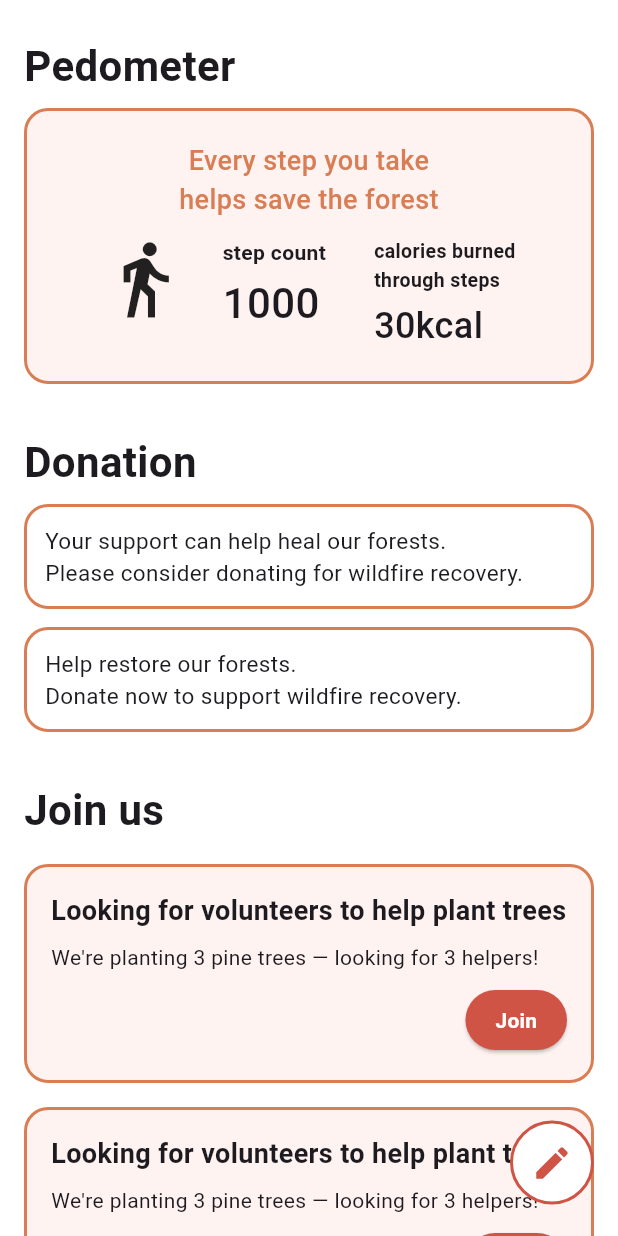
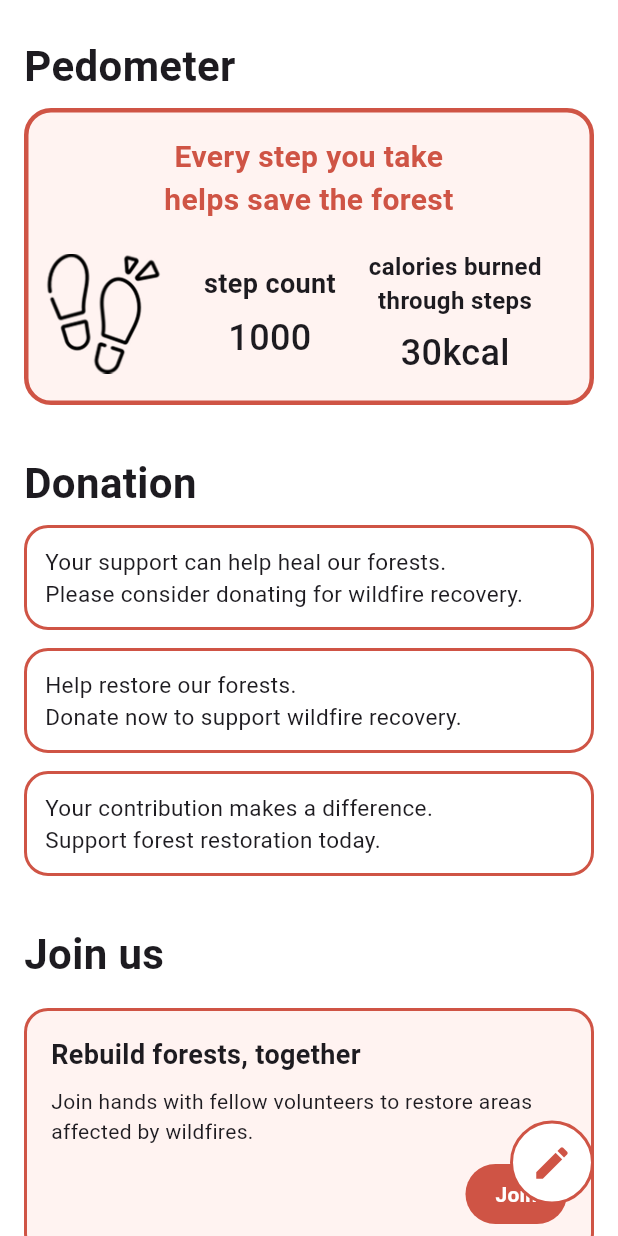
Before and after one commit to oysookter/2025-Solution-Challenge-oysookter-frontend, a Flutter app: the HelpPage screen opened directly, on a phone screen of 412 x 824 dp. Run offline on Flutter 3.47's test engine with Material 3 defaults, Android fonts, the light colour scheme and no system bars; our stand-ins replace flutter_svg, geocoding, google_maps_flutter; Roboto replaces fonts that are missing (Pretendard).

Commit message:
design: 페이지 디자인 수정

```diff
--- a/lib/pages/help/HelpPage.dart
+++ b/lib/pages/help/HelpPage.dart
@@ -1,4 +1,5 @@
 import 'package:flutter/material.dart';
+import 'package:flutter_svg/flutter_svg.dart';
 
 class HelpPage extends StatelessWidget {
   const HelpPage({Key? key}) : super(key: key);
@@ -26,65 +27,82 @@ class HelpPage extends StatelessWidget {
               // Pedometer Card
               Container(
                 width: double.infinity,
-                padding: const EdgeInsets.all(20),
+                padding:
+                    const EdgeInsets.symmetric(horizontal: 10, vertical: 15),
                 decoration: BoxDecoration(
                   color: const Color(0xFFFFF3F1),
-                  border: Border.all(color: Color(0xFFD97D54), width: 2),
-                  borderRadius: BorderRadius.circular(16),
+                  border: Border.all(color: Color(0xFFCF5445), width: 3),
+                  borderRadius: BorderRadius.circular(18),
                 ),
                 child: Column(
                   crossAxisAlignment: CrossAxisAlignment.center,
                   children: [
-                    const Text(
+                    Text(
                       'Every step you take\nhelps save the forest',
                       textAlign: TextAlign.center,
                       style: TextStyle(
-                        color: Color(0xFFD97D54),
+                        color: Color(0xFFCF5445),
+                        fontSize: 20,
+                        fontWeight: FontWeight.w600,
+                      ),
+                    ),
+                    const SizedBox(height: 18),
+                    Row(
+                      crossAxisAlignment: CrossAxisAlignment.center,
+                      children: [
+                        Image.asset(
+                          'assets/img/footprint.png',
+                          width: 80,
+                          height: 80,
+                        ),
+                        const SizedBox(width: 5),
+                        Expanded(
+                          child: Row(
+                            mainAxisAlignment: MainAxisAlignment.spaceEvenly,
+                            children: [
+                              Column(
+                                crossAxisAlignment: CrossAxisAlignment.center,
+                                children: [
+                                  Text(
+                                    'step count',
+                                    style: TextStyle(
+                                      fontWeight: FontWeight.bold,
                                       fontSize: 18,
+                                    ),
+                                  ),
+                                  SizedBox(height: 6),
+                                  Text(
+                                    '1000',
+                                    style: TextStyle(
+                                      fontSize: 24,
                                       fontWeight: FontWeight.w500,
                                     ),
                                   ),
-                    const SizedBox(height: 12),
-                    Row(
-                      mainAxisAlignment: MainAxisAlignment.center,
-                      crossAxisAlignment: CrossAxisAlignment.start,
+                                ],
+                              ),
+                              Column(
+                                crossAxisAlignment: CrossAxisAlignment.center,
                                 children: [
-                        // 발자국 아이콘 (대체: 기본 아이콘 사용)
-                        Icon(Icons.directions_walk,
-                            size: 56, color: Colors.black87),
-                        const SizedBox(width: 24),
-                        Column(
-                          crossAxisAlignment: CrossAxisAlignment.start,
-                          children: [
-                            const Text(
-                              'step count',
+                                  Text(
+                                    'calories burned\nthrough steps',
+                                    textAlign: TextAlign.center,
                                     style: TextStyle(
-                                  fontWeight: FontWeight.bold, fontSize: 14),
+                                      fontWeight: FontWeight.bold,
+                                      fontSize: 16,
                                     ),
-                            const SizedBox(height: 4),
-                            const Text(
-                              '1000',
+                                  ),
+                                  SizedBox(height: 6),
+                                  Text(
+                                    '30kcal',
                                     style: TextStyle(
-                                  fontSize: 28, fontWeight: FontWeight.w500),
+                                      fontSize: 24,
+                                      fontWeight: FontWeight.w500,
+                                    ),
                                   ),
                                 ],
                               ),
-                        const SizedBox(width: 32),
-                        Column(
-                          crossAxisAlignment: CrossAxisAlignment.start,
-                          children: [
-                            const Text(
-                              'calories burned\nthrough steps',
-                              style: TextStyle(
-                                  fontWeight: FontWeight.bold, fontSize: 13),
+                            ],
                           ),
-                            const SizedBox(height: 4),
-                            const Text(
-                              '30kcal',
-                              style: TextStyle(
-                                  fontSize: 24, fontWeight: FontWeight.w500),
-                            ),
-                          ],
                         ),
                       ],
                     ),
@@ -108,7 +126,7 @@ class HelpPage extends StatelessWidget {
                 padding: const EdgeInsets.all(12),
                 decoration: BoxDecoration(
                   color: Colors.white,
-                  border: Border.all(color: Color(0xFFD97D54), width: 2),
+                  border: Border.all(color: Color(0xFFCF5445), width: 2),
                   borderRadius: BorderRadius.circular(16),
                 ),
                 child: const Text(
@@ -122,11 +140,26 @@ class HelpPage extends StatelessWidget {
                 padding: const EdgeInsets.all(12),
                 decoration: BoxDecoration(
                   color: Colors.white,
-                  border: Border.all(color: Color(0xFFD97D54), width: 2),
+                  border: Border.all(color: Color(0xFFCF5445), width: 2),
                   borderRadius: BorderRadius.circular(16),
                 ),
                 child: const Text(
                   'Help restore our forests.\nDonate now to support wildfire recovery.',
+                  style: TextStyle(fontSize: 15),
+                ),
+              ),
+              // Donation Card 3
+              Container(
+                width: double.infinity,
+                margin: const EdgeInsets.only(top: 12),
+                padding: const EdgeInsets.all(12),
+                decoration: BoxDecoration(
+                  color: Colors.white,
+                  border: Border.all(color: Color(0xFFCF5445), width: 2),
+                  borderRadius: BorderRadius.circular(16),
+                ),
+                child: const Text(
+                  'Your contribution makes a difference.\nSupport forest restoration today.',
                   style: TextStyle(fontSize: 15),
                 ),
               ),
@@ -145,7 +178,22 @@ class HelpPage extends StatelessWidget {
                 shrinkWrap: true,
                 physics: NeverScrollableScrollPhysics(),
                 itemCount: 3,
-                itemBuilder: (context, index) => const JoinCard(),
+                itemBuilder: (context, index) {
+                  final titles = [
+                    'Rebuild forests, together',
+                    'Become a Forest Guardian',
+                    'Let\'s grow hope again'
+                  ];
+                  final descriptions = [
+                    'Join hands with fellow volunteers to restore areas affected by wildfires.',
+                    'Take a step forward and protect our planet by joining local reforestation efforts.',
+                    'Volunteer to plant native trees and help revive biodiversity in damaged regions.'
+                  ];
+                  return JoinCard(
+                    title: titles[index],
+                    description: descriptions[index],
+                  );
+                },
               ),
             ],
           ),
@@ -175,7 +223,14 @@ class HelpPage extends StatelessWidget {
 }
 
 class JoinCard extends StatelessWidget {
-  const JoinCard({super.key});
+  final String title;
+  final String description;
+
+  const JoinCard({
+    super.key,
+    required this.title,
+    required this.description,
+  });
 
   @override
   Widget build(BuildContext context) {
@@ -184,23 +239,23 @@ class JoinCard extends StatelessWidget {
       padding: const EdgeInsets.all(16),
       decoration: BoxDecoration(
         color: const Color(0xFFFFF3F1),
-        border: Border.all(color: Color(0xFFD97D54), width: 2),
+        border: Border.all(color: Color(0xFFCF5445), width: 2),
         borderRadius: BorderRadius.circular(16),
       ),
       child: Column(
         crossAxisAlignment: CrossAxisAlignment.start,
         children: [
-          const Text(
-            'Looking for volunteers to help plant trees',
-            style: TextStyle(
+          Text(
+            title,
+            style: const TextStyle(
               fontWeight: FontWeight.bold,
               fontSize: 18,
             ),
           ),
           const SizedBox(height: 8),
-          const Text(
-            "We're planting 3 pine trees — looking for 3 helpers!",
-            style: TextStyle(fontSize: 14),
+          Text(
+            description,
+            style: const TextStyle(fontSize: 14),
           ),
           const SizedBox(height: 8),
           Align(
@@ -208,9 +263,10 @@ class JoinCard extends StatelessWidget {
             child: ElevatedButton(
               style: ElevatedButton.styleFrom(
                 backgroundColor: Color(0xFFCF5445),
-                shape: StadiumBorder(),
+                shape: const StadiumBorder(),
                 padding:
-                    const EdgeInsets.symmetric(horizontal: 20, vertical: 8),
+                    const EdgeInsets.symmetric(horizontal: 20, vertical: 6),
+                elevation: 0,
               ),
               onPressed: () {},
               child: const Text(
@@ -218,6 +274,7 @@ class JoinCard extends StatelessWidget {
                 style: TextStyle(
                   fontWeight: FontWeight.bold,
                   color: Colors.white,
+                  fontSize: 14,
                 ),
               ),
             ),
--- a/lib/pages/home/DamageInfo.dart
+++ b/lib/pages/home/DamageInfo.dart
@@ -56,8 +56,7 @@ class DamageInfo extends StatelessWidget {
               child: Text(
                 value,
                 style: TextStyle(
-                  fontSize: 32.0,
-                  fontWeight: FontWeight.w600,
+                  fontSize: 26.0,
                   color: Colors.black,
                 ),
                 textAlign: TextAlign.center,
--- a/lib/pages/home/HomePage.dart
+++ b/lib/pages/home/HomePage.dart
@@ -56,7 +56,7 @@ class _HomePageState extends State<HomePage> {
                         width: 40,
                         height: 6,
                         decoration: BoxDecoration(
-                          color: Colors.redAccent,
+                          color: Color(0xFFCF5445),
                           borderRadius: BorderRadius.circular(3),
                         ),
                       ),
--- a/lib/pages/home/Maps.dart
+++ b/lib/pages/home/Maps.dart
@@ -102,7 +102,7 @@ class _MapWidgetState extends State<MapWidget> {
 
     // 2. 마커가 지도 상단에 오도록 지도 스크롤
     await mapController.moveCamera(
-      CameraUpdate.scrollBy(0, 30), // -150~ -200 등으로 조정
+      CameraUpdate.scrollBy(0, 50), // -150~ -200 등으로 조정
     );
 
     try {
--- a/lib/pages/mypage/MyPage.dart
+++ b/lib/pages/mypage/MyPage.dart
@@ -33,7 +33,7 @@ class MyPage extends StatelessWidget {
                       ClipRRect(
                         borderRadius: BorderRadius.circular(12),
                         child: Image.asset(
-                          'assets/potato.jpeg',
+                          'assets/img/potato.jpeg',
                           width: 80,
                           height: 80,
                           fit: BoxFit.cover,
@@ -111,9 +111,9 @@ class MyPage extends StatelessWidget {
     return ListTile(
       title: Text(
         title,
-        style: TextStyle(fontWeight: FontWeight.bold, fontSize: 20),
+        style: TextStyle(fontSize: 20),
       ),
-      trailing: Icon(Icons.chevron_right, size: 28, color: Colors.black87),
+      trailing: Icon(Icons.chevron_right, size: 24, color: Colors.black87),
       onTap: () {},
       contentPadding: EdgeInsets.symmetric(horizontal: 8),
       minLeadingWidth: 0,
```
Also changed, not shown: lib/pages/home/PlantInfo.dart (+32 -23 lines), pubspec.yaml (+10 -3 lines), assets/img/footprint.png (added), pubspec.lock, 18 other files. Lines whose indentation alone changed are shown as unchanged.
